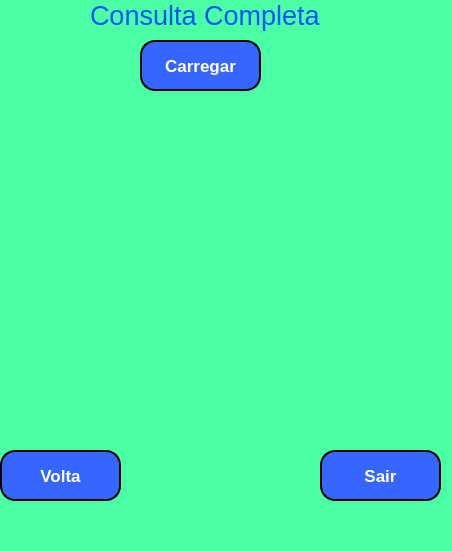
This is Projeto/quarta.ui in marceloamaro/Pratica_BD as Qt 5 draws it before an edit. The edited form follows.
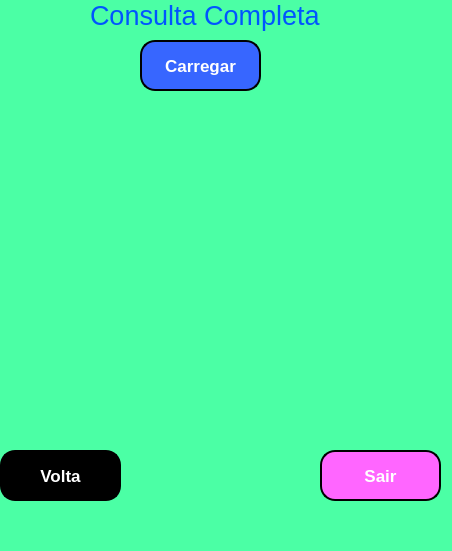
This is the edited form. Icons and pictures are not drawn.

Diff of the .ui file:
```diff
--- a/Projeto/quarta.ui
+++ b/Projeto/quarta.ui
@@ -33,27 +33,6 @@
      <pixmap>usuario.png</pixmap>
     </property>
    </widget>
-   <widget class="QLabel" name="label_4">
-    <property name="geometry">
-     <rect>
-      <x>10</x>
-      <y>110</y>
-      <width>431</width>
-      <height>331</height>
-     </rect>
-    </property>
-    <property name="font">
-     <font>
-      <pointsize>13</pointsize>
-     </font>
-    </property>
-    <property name="styleSheet">
-     <string notr="true">color: rgb(255, 255, 127);</string>
-    </property>
-    <property name="text">
-     <string/>
-    </property>
-   </widget>
    <widget class="QPushButton" name="pushButton_5">
     <property name="geometry">
      <rect>
@@ -71,7 +50,7 @@
      </font>
     </property>
     <property name="styleSheet">
-     <string notr="true">background-color: rgb(55, 102, 255);
+     <string notr="true">background-color: rgb(255, 102, 255);
 color: rgb(255, 255, 255);
 border-style: outset;
 border-width: 2px;
@@ -99,7 +78,7 @@
      </font>
     </property>
     <property name="styleSheet">
-     <string notr="true">background-color: rgb(55, 102, 255);
+     <string notr="true">background-color: rgb(555, 102, 255);
 color: rgb(255, 255, 255);
 border-style: outset;
 border-width: 2px;
@@ -159,6 +138,27 @@
      <string>Carregar</string>
     </property>
    </widget>
+   <widget class="QLabel" name="label_4">
+    <property name="geometry">
+     <rect>
+      <x>20</x>
+      <y>140</y>
+      <width>391</width>
+      <height>271</height>
+     </rect>
+    </property>
+    <property name="font">
+     <font>
+      <pointsize>13</pointsize>
+     </font>
+    </property>
+    <property name="styleSheet">
+     <string notr="true">color: rgb(0, 85, 255);</string>
+    </property>
+    <property name="text">
+     <string/>
+    </property>
+   </widget>
   </widget>
   <widget class="QMenuBar" name="menubar">
    <property name="geometry">
```
